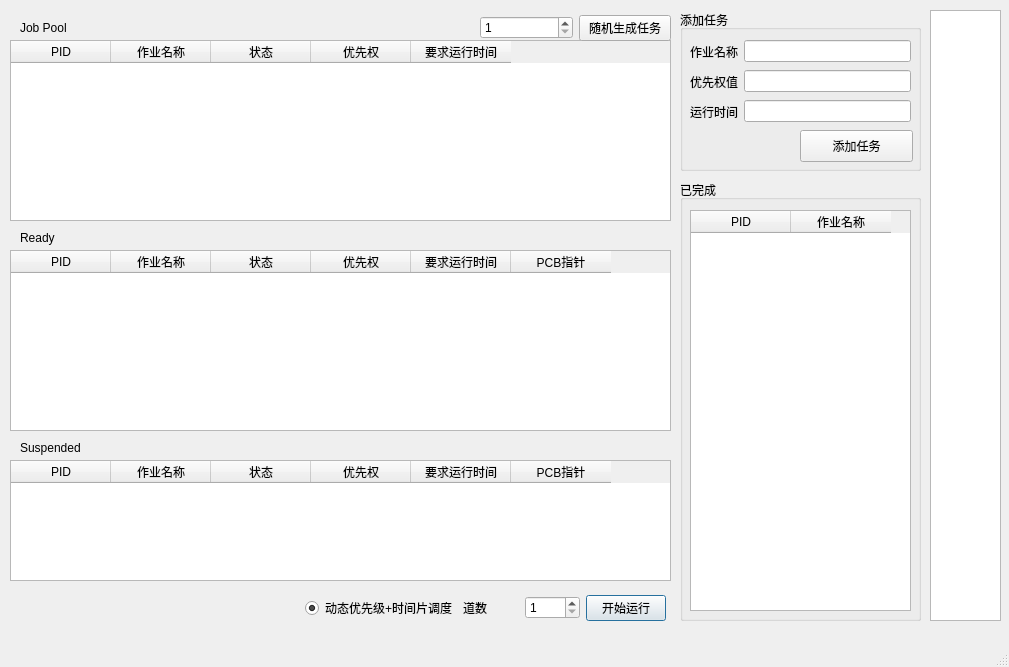
First picture: the form in mainwindow.ui, repository fr0der1c/Simulate-CPU-Scheduling, before the edit.
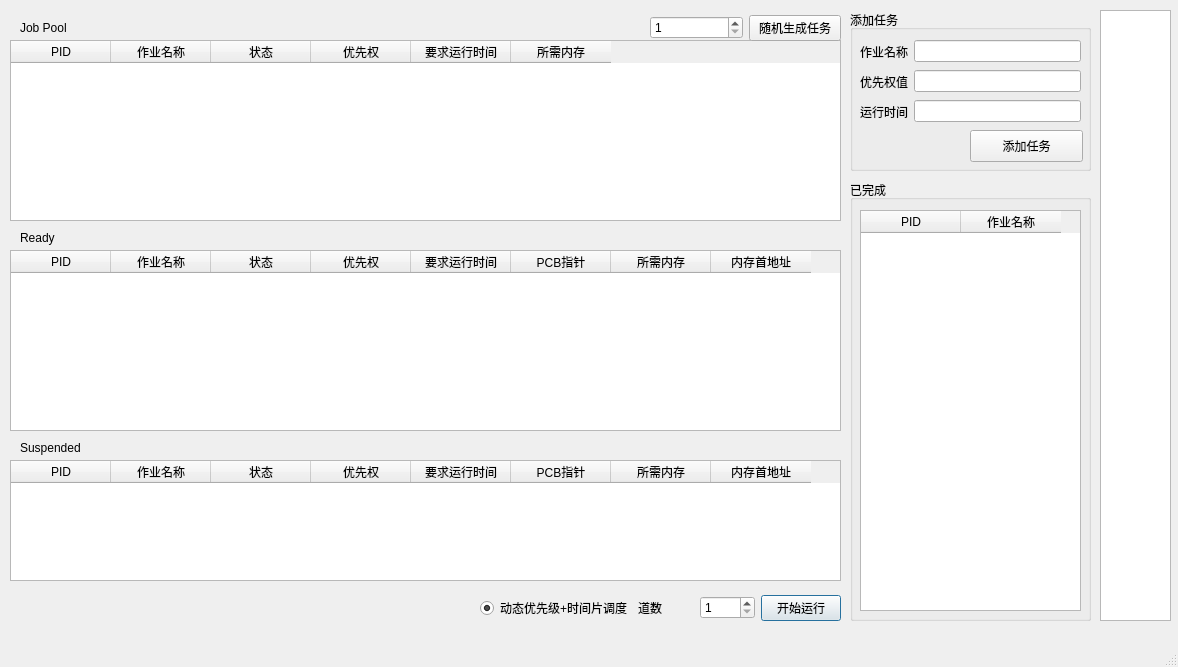
Second picture: the form after the edit.

Commit message: Finish memory allocation

```diff
--- a/mainwindow.ui
+++ b/mainwindow.ui
@@ -9,7 +9,7 @@
    <rect>
     <x>0</x>
     <y>0</y>
-    <width>1009</width>
+    <width>1178</width>
     <height>667</height>
    </rect>
   </property>
@@ -41,10 +41,13 @@
      <rect>
       <x>10</x>
       <y>40</y>
-      <width>661</width>
+      <width>831</width>
       <height>181</height>
      </rect>
     </property>
+    <property name="horizontalScrollBarPolicy">
+     <enum>Qt::ScrollBarAlwaysOff</enum>
+    </property>
     <property name="editTriggers">
      <set>QAbstractItemView::NoEditTriggers</set>
     </property>
@@ -85,16 +88,24 @@
       <string>要求运行时间</string>
      </property>
     </column>
+    <column>
+     <property name="text">
+      <string>所需内存</string>
+     </property>
+    </column>
    </widget>
    <widget class="QTableWidget" name="ReadyTable">
     <property name="geometry">
      <rect>
       <x>10</x>
       <y>250</y>
-      <width>661</width>
+      <width>831</width>
       <height>181</height>
      </rect>
     </property>
+    <property name="horizontalScrollBarPolicy">
+     <enum>Qt::ScrollBarAsNeeded</enum>
+    </property>
     <property name="editTriggers">
      <set>QAbstractItemView::NoEditTriggers</set>
     </property>
@@ -134,6 +145,16 @@
       <string>PCB指针</string>
      </property>
     </column>
+    <column>
+     <property name="text">
+      <string>所需内存</string>
+     </property>
+    </column>
+    <column>
+     <property name="text">
+      <string>内存首地址</string>
+     </property>
+    </column>
    </widget>
    <widget class="QLabel" name="RunningLabel">
     <property name="geometry">
@@ -153,10 +174,13 @@
      <rect>
       <x>10</x>
       <y>460</y>
-      <width>661</width>
+      <width>831</width>
       <height>121</height>
      </rect>
     </property>
+    <property name="horizontalScrollBarPolicy">
+     <enum>Qt::ScrollBarAsNeeded</enum>
+    </property>
     <property name="editTriggers">
      <set>QAbstractItemView::NoEditTriggers</set>
     </property>
@@ -196,6 +220,16 @@
       <string>PCB指针</string>
      </property>
     </column>
+    <column>
+     <property name="text">
+      <string>所需内存</string>
+     </property>
+    </column>
+    <column>
+     <property name="text">
+      <string>内存首地址</string>
+     </property>
+    </column>
    </widget>
    <widget class="QLabel" name="SuspendLabel">
     <property name="geometry">
@@ -213,7 +247,7 @@
    <widget class="QGroupBox" name="AddJobGroupBox">
     <property name="geometry">
      <rect>
-      <x>680</x>
+      <x>850</x>
       <y>10</y>
       <width>241</width>
       <height>161</height>
@@ -305,7 +339,7 @@
    <widget class="QGroupBox" name="FinishedGroupBox">
     <property name="geometry">
      <rect>
-      <x>680</x>
+      <x>850</x>
       <y>180</y>
       <width>241</width>
       <height>441</height>
@@ -347,7 +381,7 @@
    <widget class="QWidget" name="layoutWidget">
     <property name="geometry">
      <rect>
-      <x>305</x>
+      <x>480</x>
       <y>590</y>
       <width>361</width>
       <height>36</height>
@@ -399,7 +433,7 @@
    <widget class="QWidget" name="layoutWidget">
     <property name="geometry">
      <rect>
-      <x>480</x>
+      <x>650</x>
       <y>10</y>
       <width>191</width>
       <height>36</height>
@@ -441,7 +475,7 @@
    <widget class="QTableWidget" name="rightBarWidget">
     <property name="geometry">
      <rect>
-      <x>930</x>
+      <x>1100</x>
       <y>10</y>
       <width>71</width>
       <height>611</height>
```
Left out of the diff: 2 changed lines with no effect on the pictures. The commit also changes 2 other files.
